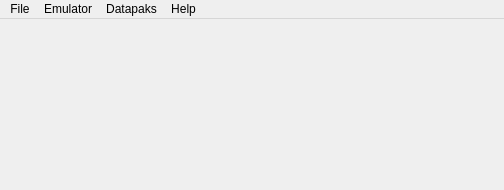
The window that forms/mainwindow.ui (ScottRichardsCG/Psiora) describes before a commit, drawn with Qt 5.
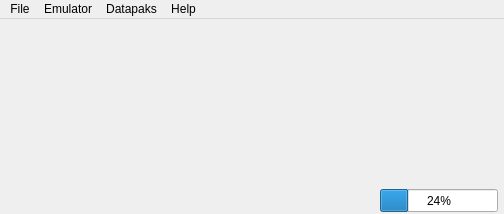
The same window after the commit.

What changed in the file:
```diff
--- a/forms/mainwindow.ui
+++ b/forms/mainwindow.ui
@@ -7,7 +7,7 @@
     <x>0</x>
     <y>0</y>
     <width>504</width>
-    <height>190</height>
+    <height>214</height>
    </rect>
   </property>
   <property name="sizePolicy">
@@ -16,6 +16,24 @@
     <verstretch>0</verstretch>
    </sizepolicy>
   </property>
+  <property name="minimumSize">
+   <size>
+    <width>504</width>
+    <height>214</height>
+   </size>
+  </property>
+  <property name="maximumSize">
+   <size>
+    <width>504</width>
+    <height>214</height>
+   </size>
+  </property>
+  <property name="cursor">
+   <cursorShape>ArrowCursor</cursorShape>
+  </property>
+  <property name="focusPolicy">
+   <enum>Qt::StrongFocus</enum>
+  </property>
   <property name="windowTitle">
    <string>Psiora Emulator - v1.2</string>
   </property>
@@ -55,6 +73,31 @@
       <width>504</width>
       <height>170</height>
      </size>
+    </property>
+    <property name="contextMenuPolicy">
+     <enum>Qt::NoContextMenu</enum>
+    </property>
+   </widget>
+   <widget class="QProgressBar" name="speed">
+    <property name="geometry">
+     <rect>
+      <x>380</x>
+      <y>170</y>
+      <width>118</width>
+      <height>23</height>
+     </rect>
+    </property>
+    <property name="value">
+     <number>24</number>
+    </property>
+    <property name="textVisible">
+     <bool>true</bool>
+    </property>
+    <property name="orientation">
+     <enum>Qt::Horizontal</enum>
+    </property>
+    <property name="invertedAppearance">
+     <bool>false</bool>
     </property>
    </widget>
   </widget>
```
